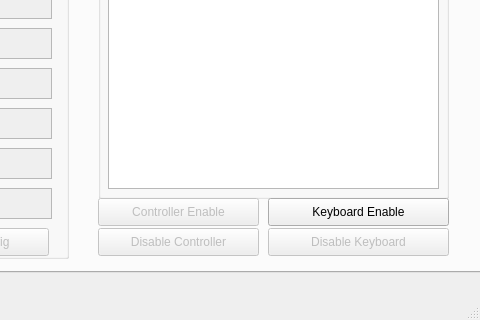
Above: ui/pluto_control.ui from jruelli/pluto_control before the change; both pictures show x 734 to 1214 and y 418 to 738 of the 1214 by 738 pixel window. Below: the same form after it.
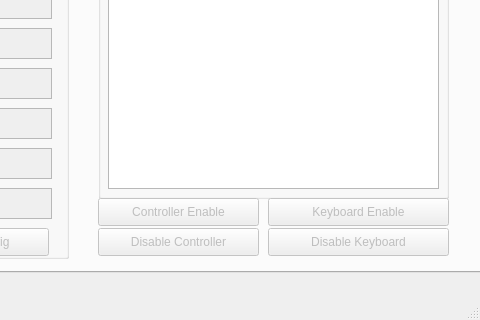
That is the form after the change.

Diff of the .ui file:
```diff
--- a/ui/pluto_control.ui
+++ b/ui/pluto_control.ui
@@ -1198,7 +1198,7 @@
      </widget>
      <widget class="QPushButton" name="pB_KeyxboardEnable">
       <property name="enabled">
-       <bool>true</bool>
+       <bool>false</bool>
       </property>
       <property name="geometry">
        <rect>
```
Left out of the diff: 7 changed lines with no effect on the pictures.
